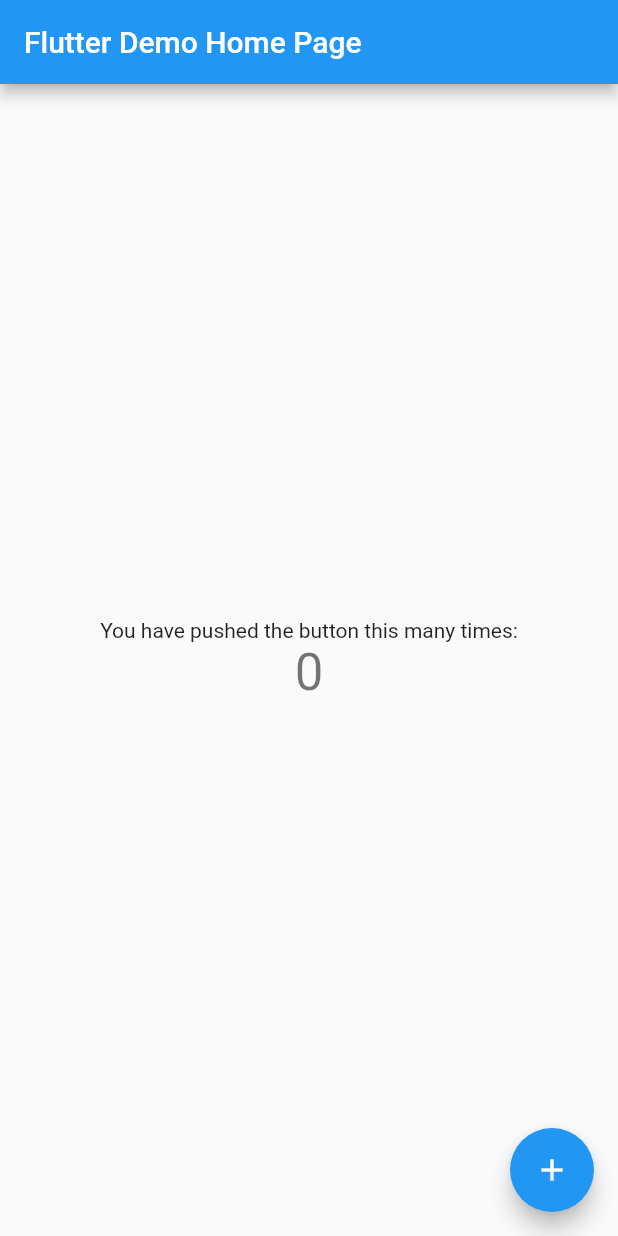
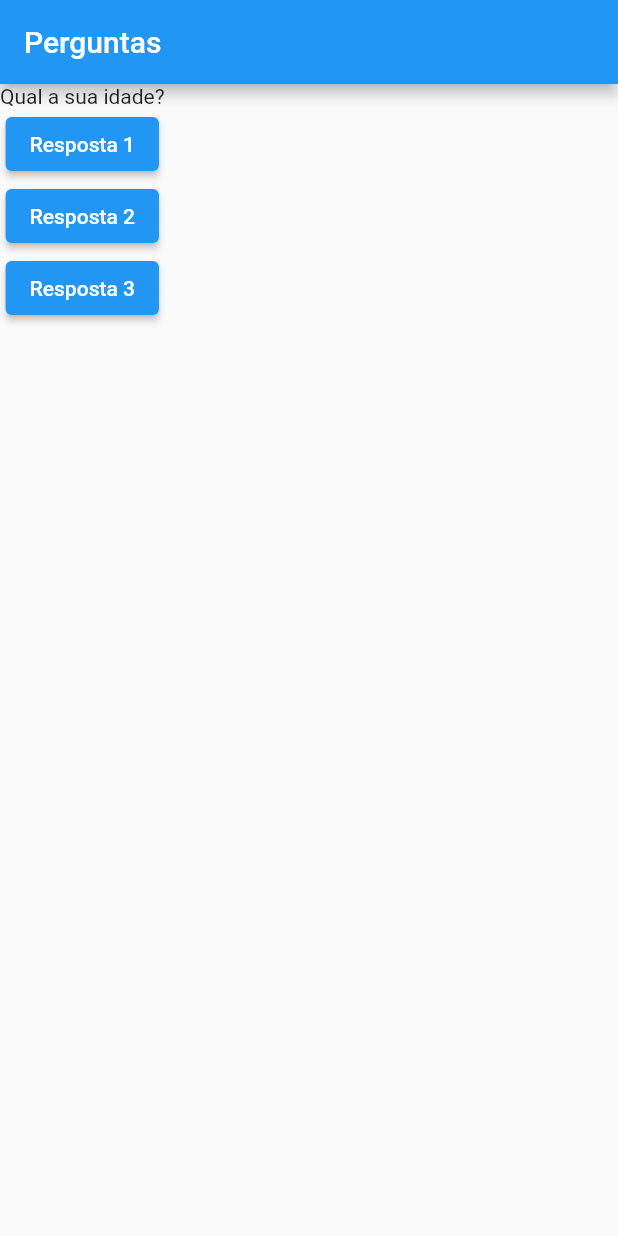
Before and after one commit to PauloHdaSLopes/projeto_perguntas, a Flutter app: the screen it shows after launch, on a phone screen of 412 x 824 dp. Run offline on Flutter 3.47's test engine with Material 2 defaults, Android fonts, the phone set to English and light mode, and no system bars.

Commit message:
:construction: changed stateless widget to stateful

```diff
--- a/lib/main.dart
+++ b/lib/main.dart
@@ -1,115 +1,58 @@
 import 'package:flutter/material.dart';
 
 void main() {
-  runApp(const MyApp());
+  runApp(const PerguntaApp());
 }
 
-class MyApp extends StatelessWidget {
-  const MyApp({Key? key}) : super(key: key);
+class PerguntaAppState extends State<PerguntaApp> {
+  var perguntaSelecionada = 0;
 
-  // This widget is the root of your application.
+  void responder() {
+    setState(() {
+      perguntaSelecionada++;
+    });
+    print('Pergunta respondida');
+  }
   @override
   Widget build(BuildContext context) {
+    final perguntas = [
+      'Qual a sua idade?',
+      'Qual o seu signo?',
+      'Qual a sua cor favorita?',
+    ];
+
     return MaterialApp(
-      title: 'Flutter Demo',
-      theme: ThemeData(
-        // This is the theme of your application.
-        //
-        // Try running your application with "flutter run". You'll see the
-        // application has a blue toolbar. Then, without quitting the app, try
-        // changing the primarySwatch below to Colors.green and then invoke
-        // "hot reload" (press "r" in the console where you ran "flutter run",
-        // or simply save your changes to "hot reload" in a Flutter IDE).
-        // Notice that the counter didn't reset back to zero; the application
-        // is not restarted.
-        primarySwatch: Colors.blue,
+      home: Scaffold(
+        appBar: AppBar(
+          title: Text('Perguntas'),
+        ),
+        body: Column(
+          children: [
+            Text(perguntas.elementAt(perguntaSelecionada)),
+            ElevatedButton(
+              child: Text('Resposta 1'),
+              onPressed: responder
+            ),
+            ElevatedButton(
+              child: Text('Resposta 2'),
+              onPressed: responder
+            ),
+            ElevatedButton(
+              child: Text('Resposta 3'),
+              onPressed: responder
+            )
+          ],
+        )
       ),
-      home: const MyHomePage(title: 'Flutter Demo Home Page'),
     );
   }
 }
 
-class MyHomePage extends StatefulWidget {
-  const MyHomePage({Key? key, required this.title}) : super(key: key);
-
-  // This widget is the home page of your application. It is stateful, meaning
-  // that it has a State object (defined below) that contains fields that affect
-  // how it looks.
-
-  // This class is the configuration for the state. It holds the values (in this
-  // case the title) provided by the parent (in this case the App widget) and
-  // used by the build method of the State. Fields in a Widget subclass are
-  // always marked "final".
-
-  final String title;
+class PerguntaApp extends StatefulWidget {
+  const PerguntaApp({Key? key}) : super(key: key);
 
   @override
-  State<MyHomePage> createState() => _MyHomePageState();
-}
-
-class _MyHomePageState extends State<MyHomePage> {
-  int _counter = 0;
-
-  void _incrementCounter() {
-    setState(() {
-      // This call to setState tells the Flutter framework that something has
-      // changed in this State, which causes it to rerun the build method below
-      // so that the display can reflect the updated values. If we changed
-      // _counter without calling setState(), then the build method would not be
-      // called again, and so nothing would appear to happen.
-      _counter++;
-    });
-  }
-
-  @override
-  Widget build(BuildContext context) {
-    // This method is rerun every time setState is called, for instance as done
-    // by the _incrementCounter method above.
-    //
-    // The Flutter framework has been optimized to make rerunning build methods
-    // fast, so that you can just rebuild anything that needs updating rather
-    // than having to individually change instances of widgets.
-    return Scaffold(
-      appBar: AppBar(
-        // Here we take the value from the MyHomePage object that was created by
-        // the App.build method, and use it to set our appbar title.
-        title: Text(widget.title),
-      ),
-      body: Center(
-        // Center is a layout widget. It takes a single child and positions it
-        // in the middle of the parent.
-        child: Column(
-          // Column is also a layout widget. It takes a list of children and
-          // arranges them vertically. By default, it sizes itself to fit its
-          // children horizontally, and tries to be as tall as its parent.
-          //
-          // Invoke "debug painting" (press "p" in the console, choose the
-          // "Toggle Debug Paint" action from the Flutter Inspector in Android
-          // Studio, or the "Toggle Debug Paint" command in Visual Studio Code)
-          // to see the wireframe for each widget.
-          //
-          // Column has various properties to control how it sizes itself and
-          // how it positions its children. Here we use mainAxisAlignment to
-          // center the children vertically; the main axis here is the vertical
-          // axis because Columns are vertical (the cross axis would be
-          // horizontal).
-          mainAxisAlignment: MainAxisAlignment.center,
-          children: <Widget>[
-            const Text(
-              'You have pushed the button this many times:',
-            ),
-            Text(
-              '$_counter',
-              style: Theme.of(context).textTheme.headline4,
-            ),
-          ],
-        ),
-      ),
-      floatingActionButton: FloatingActionButton(
-        onPressed: _incrementCounter,
-        tooltip: 'Increment',
-        child: const Icon(Icons.add),
-      ), // This trailing comma makes auto-formatting nicer for build methods.
-    );
+  PerguntaAppState createState() {
+    return PerguntaAppState();
   }
 }
```
